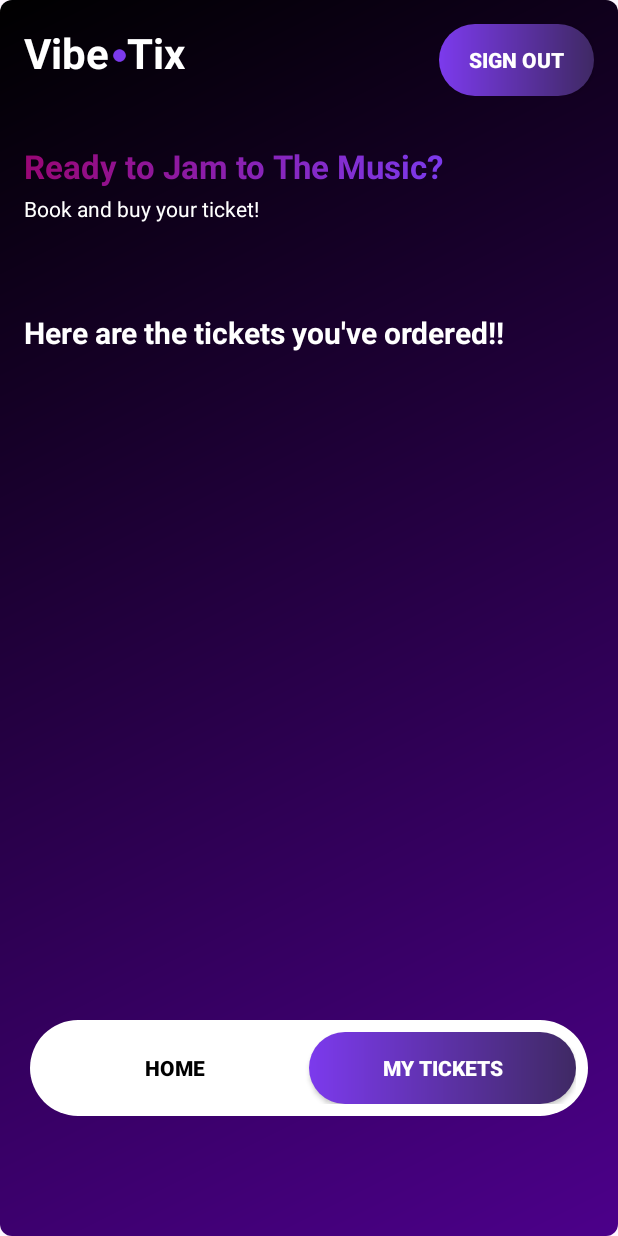
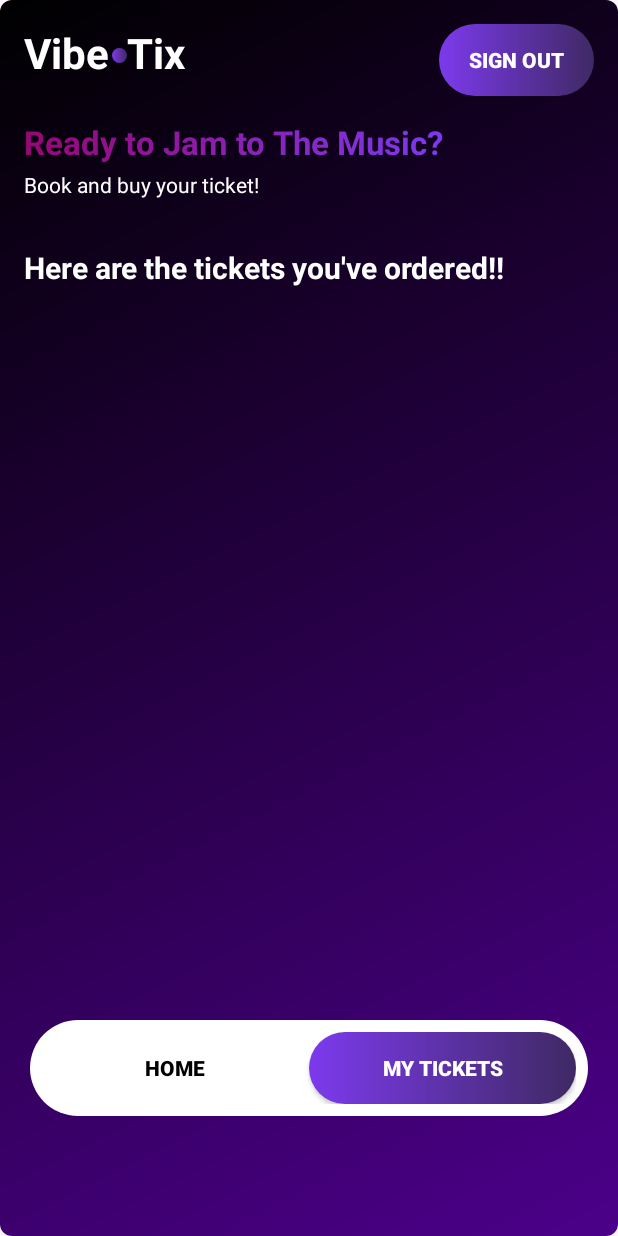
Before and after one commit to JoseAndreasW1/appTiketKonser, an Android app: the HomeActivity screen opened directly, with no data from a screen before it, after a tap on "MY TICKETS", on a phone screen of 412 x 824 dp. Run offline under Robolectric (Android 15) with nearby library versions, the phone set to English and light mode, and no system bars; our stand-ins replace Firebase (no records; nobody signed in at launch, a user with empty details on screens opened directly), Picasso; 1 other tap on this screen came first.

Commit message:
komen, ubah dikit

```diff
--- a/app/build.gradle.kts
+++ b/app/build.gradle.kts
@@ -49,6 +49,7 @@ dependencies {
     //Buat QR
     implementation("com.journeyapps:zxing-android-embedded:4.3.0")
     implementation("com.google.zxing:core:3.5.1")
+
     testImplementation(libs.junit)
     androidTestImplementation(libs.androidx.junit)
     androidTestImplementation(libs.androidx.espresso.core)
--- a/app/src/main/java/com/example/apptiketkonser/CaraouselAdapter.kt
+++ b/app/src/main/java/com/example/apptiketkonser/CaraouselAdapter.kt
@@ -10,7 +10,7 @@ import androidx.recyclerview.widget.RecyclerView
 import androidx.viewpager2.widget.ViewPager2
 
 class CarouselAdapter(
-    private val items: List<Pair<Int, String>>, // List of image resource and text
+    private val items: List<Pair<Int, String>>,
     private val viewPager2: ViewPager2
 ) : RecyclerView.Adapter<CarouselAdapter.ImageViewHolder>() {
 
@@ -24,18 +24,19 @@ class CarouselAdapter(
         return ImageViewHolder(view)
     }
     override fun onBindViewHolder(holder: ImageViewHolder, position: Int) {
+        //untuk infinite scroll
         val realPosition = when (position) {
             0 -> items.size - 1
             itemCount - 1 -> 0
             else -> position - 1
         }
+        val item = items[realPosition]
 
-        val item = items[realPosition]
+        //initialize isi
         holder.imageView.setImageResource(item.first)
         holder.textOverlay.text = item.second
 
         val currentItem = viewPager2.currentItem
-
         if (realPosition == currentItem-1) {
             holder.textOverlay.visibility = View.VISIBLE
         } else {
@@ -43,6 +44,7 @@ class CarouselAdapter(
         }
     }
 
+    // +2, awal ada item paling belakang, akhir ada item paling depan
     override fun getItemCount(): Int {
         return items.size + 2
     }
--- a/app/src/main/java/com/example/apptiketkonser/HomeActivity.kt
+++ b/app/src/main/java/com/example/apptiketkonser/HomeActivity.kt
@@ -17,7 +17,6 @@ class HomeActivity : AppCompatActivity() {
     override fun onCreate(savedInstanceState: Bundle?) {
         super.onCreate(savedInstanceState)
         enableEdgeToEdge()
-
         //fullscreen
         window.setFlags(
             WindowManager.LayoutParams.FLAG_FULLSCREEN,
@@ -29,31 +28,32 @@ class HomeActivity : AppCompatActivity() {
             insets
         }
 
-        //Gradient logo VibeTix
+        //Gradient text VibeTix
         val _tvGradient = findViewById<TextView>(R.id.tvGradient)
         val paint = _tvGradient.paint
         val width = paint.measureText(_tvGradient.text.toString())
         val shader = LinearGradient(
-            0f, 0f, width, _tvGradient.textSize,
+            0f, //x-cordinate
+            0f, //y-cordinate
+            width,
+            _tvGradient.textSize,
             intArrayOf(
-                Color.parseColor("#980674"),
-                Color.parseColor("#7C3AED")
+                Color.parseColor("#980674"),    //color awal
+                Color.parseColor("#7C3AED")     //color end
             ),
             null,
-            Shader.TileMode.CLAMP
+            Shader.TileMode.CLAMP //gradient behaviour ketika text terlalu panjang
         )
         paint.shader = shader
-        _tvGradient.invalidate()
+        _tvGradient.invalidate() // nge notify system untuk redrawn
 
         val _tabHome = findViewById<Button>(R.id.tabHome)
         val _tabTickets = findViewById<Button>(R.id.tabTickets)
-
         val _btnSignOut = findViewById<Button>(R.id.btnSignOut)
 
         _btnSignOut.setOnClickListener {
             val sp = getSharedPreferences("user", MODE_PRIVATE)
             val editor = sp.edit()
-
             if (editor != null) {
                 editor.clear()
                 editor.apply()
@@ -64,11 +64,12 @@ class HomeActivity : AppCompatActivity() {
         }
 
         _tabTickets.setOnClickListener {
-            _tabHome.setBackgroundResource(android.R.color.transparent)
+            _tabHome.setBackgroundResource(android.R.color.transparent) //ubah warna button
             _tabHome.setTextColor(resources.getColor(R.color.black))
             _tabTickets.setBackgroundResource(R.drawable.gradient_purplebutton)
             _tabTickets.setTextColor(resources.getColor(R.color.white))
 
+            //ubah fragment
             val mFragmentManager = supportFragmentManager
             val mfMyTickets = fMyTickets()
             mFragmentManager.findFragmentByTag(fMyTickets::class.java.simpleName)
@@ -80,6 +81,7 @@ class HomeActivity : AppCompatActivity() {
                     fMyTickets::class.java.simpleName)
                 .commit()
         }
+
 
         _tabHome.setOnClickListener {
             _tabTickets.setBackgroundResource(android.R.color.transparent)
--- a/app/src/main/java/com/example/apptiketkonser/MainActivity.kt
+++ b/app/src/main/java/com/example/apptiketkonser/MainActivity.kt
@@ -27,8 +27,8 @@ class MainActivity : AppCompatActivity() {
             insets
         }
 
-//        val intent = Intent(this, HomeActivity::class.java)
-//        startActivity(intent)
+        //        val intent = Intent(this, HomeActivity::class.java)
+        //        startActivity(intent)
 
         //Ganti ke fragment login
         val mFragmentManager = supportFragmentManager
--- a/app/src/main/java/com/example/apptiketkonser/NotificationReceiver.kt
+++ b/app/src/main/java/com/example/apptiketkonser/NotificationReceiver.kt
@@ -23,7 +23,6 @@ class NotificationReceiver : BroadcastReceiver() {
         )
         notificationManager.createNotificationChannel(channel)
 
-
         val notification = NotificationCompat.Builder(context, channelId)
             .setSmallIcon(R.mipmap.ic_launcher)
             .setContentTitle(title)
--- a/app/src/main/java/com/example/apptiketkonser/fListConcert.kt
+++ b/app/src/main/java/com/example/apptiketkonser/fListConcert.kt
@@ -30,12 +30,14 @@ class fListConcert : Fragment() {
     private lateinit var viewPager2: ViewPager2
     private lateinit var handler : Handler
     private lateinit var adapter: CarouselAdapter
+
     private lateinit var adapterOngoing: ConcertAdapter
     private lateinit var adapterUpcoming: ConcertAdapter
 
     val db = Firebase.firestore
     var listOnGoingConcert = ArrayList<Concert>()
     var listUpComingConcert = ArrayList<Concert>()
+
     val sdf = SimpleDateFormat("EEEE, dd MMMM yyyy HH:mm", Locale.ENGLISH)
 
     override fun onCreate(savedInstanceState: Bundle?) {
@@ -47,17 +49,10 @@ class fListConcert : Fragment() {
 
         loadData()
 
-        //view pager, artist
+        //untuk viewpager
         init()
-        setUpTransformer()
 
-        viewPager2.registerOnPageChangeCallback(object : ViewPager2.OnPageChangeCallback(){
-            override fun onPageSelected(position: Int) {
-                super.onPageSelected(position)
-                handler.removeCallbacks(runnable)
-                handler.postDelayed(runnable , 5000)
-            }
-        })
+
     }
 
     fun readData(db: FirebaseFirestore, onComplete: () -> Unit) {
@@ -89,9 +84,7 @@ class fListConcert : Fragment() {
                     if (startPreOrderDate.toDate().after(Date())) {
                         // Upcoming concert: Pre-order belum dimulai
                         listUpComingConcert.add(concert)
-                    } else if (startPreOrderDate.toDate().before(Date()) && endPreOrderDate.toDate().after(
-                            Date()
-                        )) {
+                    } else if (startPreOrderDate.toDate().before(Date()) && endPreOrderDate.toDate().after(Date())) {
                         // Ongoing concert: Pre-order sedang berlangsung
                         listOnGoingConcert.add(concert)
                     }
@@ -106,8 +99,10 @@ class fListConcert : Fragment() {
 
     fun loadData(){
         val view = requireView()
+
         ongoingConcert = view.findViewById(R.id.rvOngoing)
         upcomingConcert = view.findViewById(R.id.rvUpcoming)
+
         readData(db){
             adapterOngoing = ConcertAdapter(listOnGoingConcert,ongoingConcert)
             adapterOngoing.setOnItemClickCallback(object : ConcertAdapter.OnItemClickCallback {
@@ -132,8 +127,10 @@ class fListConcert : Fragment() {
             ongoingConcert.adapter = adapterOngoing
             upcomingConcert.adapter = adapterUpcoming
 
+
             ongoingConcert.layoutManager = LinearLayoutManager(context, LinearLayoutManager.HORIZONTAL, false)
             upcomingConcert.layoutManager = LinearLayoutManager(context, LinearLayoutManager.HORIZONTAL, false)
+
 
             val _tvNoOngoingConcert = view.findViewById<TextView>(R.id.tvNoOngoingConcert)
             val _tvNoUpComingConcert = view.findViewById<TextView>(R.id.tvNoUpComingConcert)
@@ -158,13 +155,11 @@ class fListConcert : Fragment() {
 
     override fun onPause() {
         super.onPause()
-
         handler.removeCallbacks(runnable)
     }
 
     override fun onResume() {
         super.onResume()
-
         handler.postDelayed(runnable , 5000)
     }
 
@@ -172,11 +167,6 @@ class fListConcert : Fragment() {
         viewPager2.currentItem = viewPager2.currentItem + 1
     }
 
-    private fun setUpTransformer(){
-        val transformer = CompositePageTransformer()
-        transformer.addTransformer(MarginPageTransformer(40))
-        viewPager2.setPageTransformer(transformer)
-    }
 
     private fun init(){
         val view = requireView()
@@ -192,15 +182,15 @@ class fListConcert : Fragment() {
 
         adapter = CarouselAdapter(itemList, viewPager2)
         viewPager2.adapter = adapter
+
         viewPager2.setCurrentItem(1, false)
+
         viewPager2.offscreenPageLimit = 3
-        viewPager2.clipToPadding = false
-        viewPager2.clipChildren = false
+
         viewPager2.getChildAt(0).overScrollMode = RecyclerView.OVER_SCROLL_NEVER
 
         viewPager2.registerOnPageChangeCallback(object : ViewPager2.OnPageChangeCallback() {
             override fun onPageScrollStateChanged(state: Int) {
-
                 super.onPageScrollStateChanged(state)
                 adapter.notifyDataSetChanged()
                 if (state == ViewPager2.SCROLL_STATE_IDLE) {
@@ -210,6 +200,19 @@ class fListConcert : Fragment() {
                         itemCount - 1 -> viewPager2.setCurrentItem(1, false)
                     }
                 }
+            }
+        })
+
+
+        val transformer = CompositePageTransformer()
+        transformer.addTransformer(MarginPageTransformer(40))
+        viewPager2.setPageTransformer(transformer)
+
+        viewPager2.registerOnPageChangeCallback(object : ViewPager2.OnPageChangeCallback(){
+            override fun onPageSelected(position: Int) {
+                super.onPageSelected(position)
+                handler.removeCallbacks(runnable)
+                handler.postDelayed(runnable , 5000)
             }
         })
     }
--- a/app/src/main/java/com/example/apptiketkonser/fMyTickets.kt
+++ b/app/src/main/java/com/example/apptiketkonser/fMyTickets.kt
@@ -35,8 +35,8 @@ class fMyTickets : Fragment() {
         adapter = MyTicketAdapter(transactionList)
         recyclerView.adapter = adapter
 
+
         fetchTransactions()
-
         return view
     }
 
--- a/app/src/main/res/layout/activity_detail_concert.xml
+++ b/app/src/main/res/layout/activity_detail_concert.xml
@@ -330,7 +330,6 @@
         app:layout_constraintEnd_toEndOf="parent"
         app:layout_constraintStart_toStartOf="parent">
 
-
         <TextView
             android:id="@+id/textview24"
             android:layout_width="wrap_content"
--- a/app/src/main/res/layout/activity_home.xml
+++ b/app/src/main/res/layout/activity_home.xml
@@ -5,25 +5,21 @@
     xmlns:app="http://schemas.android.com/apk/res-auto"
     xmlns:tools="http://schemas.android.com/tools"
     android:layout_width="match_parent"
-    android:layout_height="match_parent">
-
+    android:layout_height="match_parent"
+    android:background="@drawable/wallpaper">
 
     <ScrollView
         android:layout_width="match_parent"
-        android:layout_height="match_parent"
-        android:background="@drawable/wallpaper">
-
+        android:layout_height="match_parent">
 
         <androidx.constraintlayout.widget.ConstraintLayout
             android:id="@+id/main"
             android:layout_width="match_parent"
-            android:layout_height="match_parent"
-
-            android:orientation="vertical"
+            android:layout_height="wrap_content"
             tools:context=".HomeActivity">
 
             <androidx.constraintlayout.widget.ConstraintLayout
-                android:id="@+id/logo"
+                android:id="@+id/constraintLogo"
                 android:layout_width="match_parent"
                 android:layout_height="wrap_content"
                 app:layout_constraintStart_toStartOf="parent"
@@ -33,7 +29,7 @@
                 android:orientation="horizontal">
 
                 <TextView
-                    android:id="@+id/textView"
+                    android:id="@+id/logo"
                     android:layout_width="wrap_content"
                     android:layout_height="wrap_content"
                     android:text="Vibe"
@@ -49,11 +45,11 @@
                     android:layout_height="10dp"
                     android:layout_gravity="center"
                     android:layout_marginStart="2dp"
-                    android:src="@drawable/dot"
+                    android:src="@drawable/gradient_purplebutton"
                     app:layout_constraintBottom_toBottomOf="@+id/logo1"
                     app:layout_constraintEnd_toStartOf="@+id/logo1"
                     app:layout_constraintHorizontal_bias="0.0"
-                    app:layout_constraintStart_toEndOf="@+id/textView"
+                    app:layout_constraintStart_toEndOf="@+id/logo"
                     app:layout_constraintTop_toTopOf="@+id/logo1"
                     app:layout_constraintVertical_bias="0.571" />
 
@@ -66,9 +62,11 @@
                     android:textColor="@color/white"
                     android:textSize="28dp"
                     android:textStyle="bold"
-                    app:layout_constraintStart_toEndOf="@+id/textView"
-                    app:layout_constraintTop_toTopOf="@+id/textView" />
+                    app:layout_constraintStart_toEndOf="@+id/logo"
+                    app:layout_constraintTop_toTopOf="@+id/logo" />
 
+
+                <!-- Harus App compat biar bisa dipasang gradient background-->
                 <androidx.appcompat.widget.AppCompatButton
                     android:id="@+id/btnSignOut"
                     android:layout_width="wrap_content"
@@ -81,29 +79,20 @@
                     app:layout_constraintEnd_toEndOf="parent"
                     app:layout_constraintTop_toTopOf="parent" />
 
-            </androidx.constraintlayout.widget.ConstraintLayout>
-
-            <androidx.constraintlayout.widget.ConstraintLayout
-                android:id="@+id/constraintLayout"
-                android:layout_width="match_parent"
-                android:layout_height="wrap_content"
-                android:paddingVertical="16dp"
-                app:layout_constraintStart_toStartOf="parent"
-                app:layout_constraintTop_toBottomOf="@+id/logo">
-
+                <!--Text view yang akan dipaint warna gradient-->
                 <TextView
                     android:id="@+id/tvGradient"
                     android:layout_width="wrap_content"
                     android:layout_height="wrap_content"
-                    android:layout_marginStart="16dp"
                     android:text="Ready to Jam to The Music?"
                     android:textSize="22dp"
                     android:textStyle="bold"
-                    app:layout_constraintStart_toStartOf="parent"
-                    app:layout_constraintTop_toTopOf="parent" />
+                    app:layout_constraintStart_toStartOf="@id/logo"
+                    app:layout_constraintTop_toBottomOf="@id/btnSignOut"
+                    android:layout_marginTop="16dp"/>
 
                 <TextView
-                    android:id="@+id/textView6"
+                    android:id="@+id/description"
                     android:layout_width="wrap_content"
                     android:layout_height="wrap_content"
                     android:layout_marginTop="4dp"
@@ -113,19 +102,18 @@
                     app:layout_constraintTop_toBottomOf="@+id/tvGradient" />
 
             </androidx.constraintlayout.widget.ConstraintLayout>
-
-            <!-- Fragment Container untuk Concert List -->
+            <!-- Fragment Container untuk Concert List dan List Tiket -->
             <FrameLayout
                 android:id="@+id/frameContainer"
                 android:layout_width="match_parent"
                 android:layout_height="wrap_content"
-                android:layout_marginTop="32dp"
-                app:layout_constraintTop_toBottomOf="@id/logo"
+                app:layout_constraintTop_toBottomOf="@id/constraintLogo"
                 app:layout_constraintStart_toStartOf="parent"
                 app:layout_constraintEnd_toEndOf="parent"/>
         </androidx.constraintlayout.widget.ConstraintLayout>
     </ScrollView>
 
+<!--Sticky tab bar-->
     <LinearLayout
         android:id="@+id/stickyTab"
         android:layout_width="match_parent"
@@ -137,6 +125,8 @@
         android:orientation="horizontal"
         android:padding="8dp">
 
+
+        <!-- Button yang akan diubah" atributnya-->
         <androidx.appcompat.widget.AppCompatButton
             android:id="@+id/tabHome"
             android:layout_width="0dp"
--- a/app/src/main/res/layout/fragment_f_login.xml
+++ b/app/src/main/res/layout/fragment_f_login.xml
@@ -17,7 +17,6 @@
         android:layout_marginBottom="10dp">
 
         <EditText
-            android:ellipsize="end"
             android:singleLine="true"
             android:id="@+id/etEmail"
             android:layout_width="match_parent"
@@ -47,7 +46,6 @@
         android:layout_marginBottom="20dp">
 
         <EditText
-            android:ellipsize="end"
             android:singleLine="true"
             android:id="@+id/etPassword"
             android:layout_width="match_parent"
--- a/app/src/main/res/layout/fragment_f_my_tickets.xml
+++ b/app/src/main/res/layout/fragment_f_my_tickets.xml
@@ -4,7 +4,7 @@
     android:layout_width="match_parent"
     android:layout_height="match_parent"
     android:orientation="vertical"
-    android:layout_marginTop="48dp"
+    android:layout_marginTop="16dp"
     android:layout_marginBottom="96dp">
 
     <TextView
@@ -12,7 +12,6 @@
         android:layout_width="wrap_content"
         android:layout_height="wrap_content"
         android:layout_marginStart="16dp"
-        android:layout_marginTop="48dp"
         android:text="Here are the tickets you've ordered!!"
         android:textColor="@color/white"
         android:textSize="20dp"
--- a/app/src/main/res/layout/fragment_f_signup.xml
+++ b/app/src/main/res/layout/fragment_f_signup.xml
@@ -16,7 +16,6 @@
         android:layout_marginTop="20dp">
 
         <EditText
-            android:ellipsize="end"
             android:singleLine="true"
 
             android:id="@+id/etEmail"
@@ -47,7 +46,6 @@
         android:layout_marginTop="10dp">
 
         <EditText
-            android:ellipsize="end"
             android:singleLine="true"
 
             android:id="@+id/etName"
@@ -78,7 +76,6 @@
         android:layout_marginTop="10dp">
 
         <EditText
-            android:ellipsize="end"
             android:singleLine="true"
 
             android:id="@+id/etPassword"
@@ -110,7 +107,6 @@
         android:layout_marginTop="10dp">
 
         <EditText
-            android:ellipsize="end"
             android:singleLine="true"
             android:id="@+id/etConfirmPassword"
             android:layout_width="match_parent"
--- a/app/src/main/res/layout/item_caraousel.xml
+++ b/app/src/main/res/layout/item_caraousel.xml
@@ -9,7 +9,6 @@
         <FrameLayout
             android:layout_width="match_parent"
             android:layout_height="match_parent">
-
                 <!-- Image Background -->
                 <ImageView
                     android:id="@+id/imageView"
@@ -17,16 +16,15 @@
                     android:layout_height="match_parent"
                     android:scaleType="centerCrop"
                     android:src="@drawable/artist1" />
-
                 <!-- Text Overlay -->
                 <TextView
                     android:id="@+id/textOverlay"
                     android:layout_width="match_parent"
                     android:layout_height="wrap_content"
-                    android:layout_gravity="bottom"
+                    android:layout_gravity="bottom|center_horizontal"
+                    android:textAlignment="center"
                     android:background="#80000000"
                     android:padding="16dp"
-                    android:textAlignment="center"
                     android:text="Concert Name"
                     android:textColor="@android:color/white"
                     android:textSize="16sp"
```
Also changed, not shown: app/src/main/java/com/example/apptiketkonser/ConcertAdapter.kt (+11 -15 lines), app/src/main/java/com/example/apptiketkonser/DetailConcertActivity.kt (+1 -40 lines), app/src/main/java/com/example/apptiketkonser/myticketAdapter.kt (+2 -6 lines), app/src/main/res/layout/activity_main.xml (+16 -13 lines), app/src/main/res/layout/fragment_f_list_concert.xml (+10 -10 lines), app/src/main/res/layout/item_recycler_concert.xml (+0 -13 lines).
